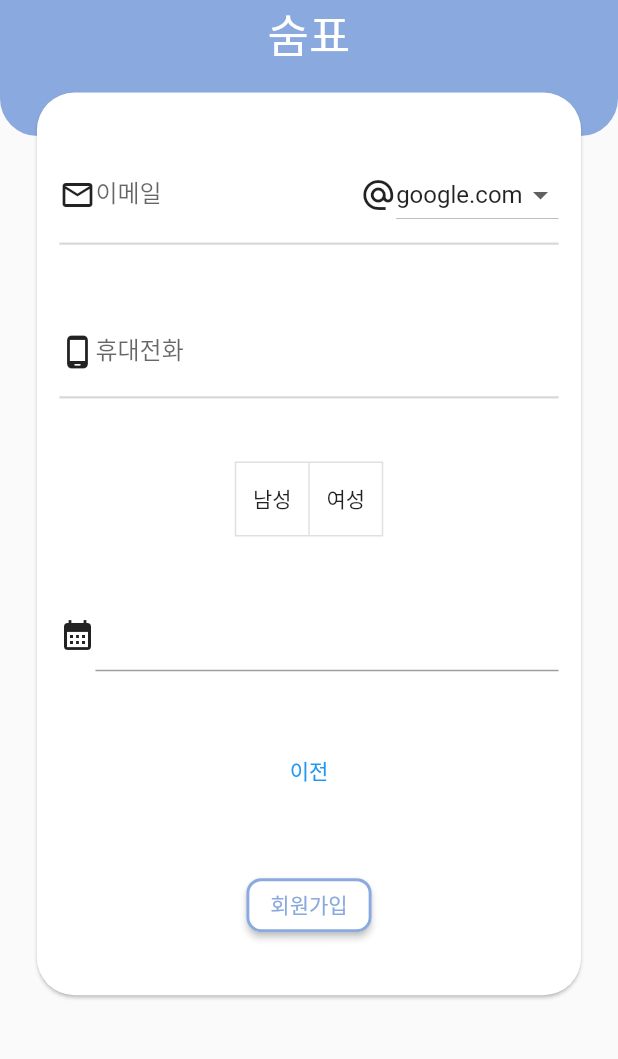
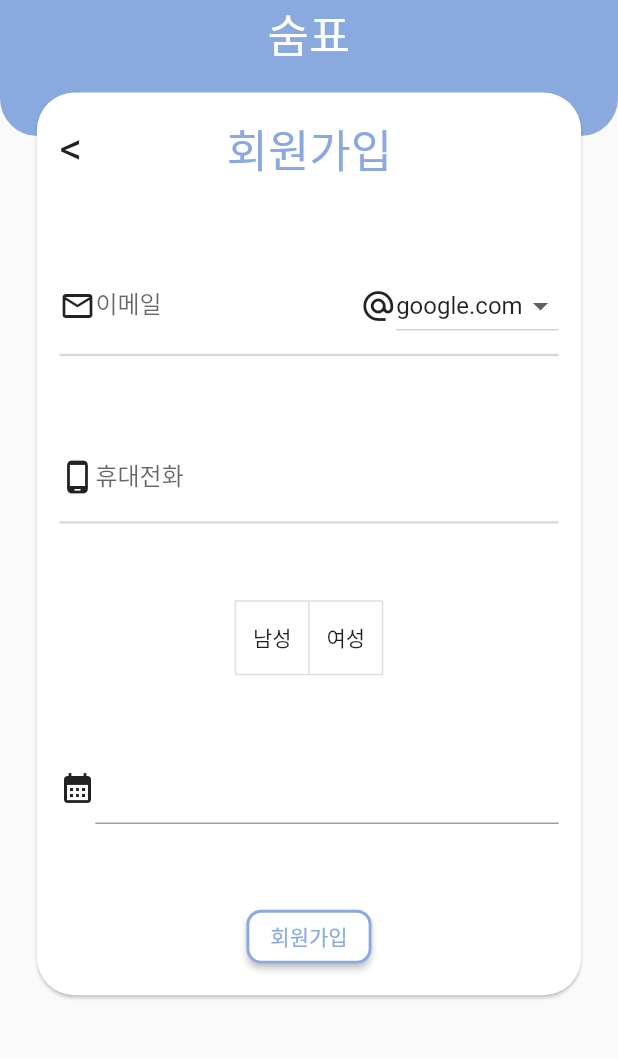
Before and after one commit to DBLabProj/sumpyo, a Flutter app: the signUpPage screen opened directly, after a tap on "다음", on a phone screen of 412 x 824 dp, the part 173-1232 px from its top. Run offline on Flutter 3.47's test engine with Material 2 defaults, Android fonts, the light colour scheme and no system bars; our stand-ins replace awesome_bottom_bar, fluttertoast, google_fonts, table_calendar; missing offline and left inert: multi_masked_formatter, sliding_up_panel2.

Commit message:
signup implemention

```diff
--- a/lib/models/user.dart
+++ b/lib/models/user.dart
@@ -5,7 +5,7 @@ class User {
   String user_phone;
   String user_passwd;
   String user_gender;
-  String user_age;
+  DateTime user_age;
 
   User(
     this.user_id,
@@ -23,5 +23,7 @@ class User {
         'user_email': user_email,
         'user_phone': user_phone,
         'user_passwd': user_passwd,
+        'user_gender': user_gender,
+        'user_birthday': user_age,
       };
 }
--- a/lib/screens/signup_screen.dart
+++ b/lib/screens/signup_screen.dart
@@ -22,13 +22,18 @@ class _signUppageState extends State<signUpPage> {
   var formKey = GlobalKey<FormState>();
   bool isSecondPage = false;
   var userNameController = TextEditingController();
-  var domainName = '';
+  var domainName = 'google.com';
   var emailController = TextEditingController();
   var phoneController = TextEditingController();
-  var passwordController = TextEditingController();
-  var passwordCheckController = TextEditingController();
+  var pwController = TextEditingController();
+  var pwCheckController = TextEditingController();
   var ageController = TextEditingController();
+  var birthdayController = DateTime.now();
   var genderController = '';
+
+  changeBrithday(DateTime birthday) {
+    birthdayController = birthday;
+  }
 
   changeGender(int index) {
     if (index == 0) {
@@ -42,7 +47,12 @@ class _signUppageState extends State<signUpPage> {
     }
   }
 
-  changeDomain() {}
+  changeDomain(String domain) {
+    setState(() {
+      domainName = domain;
+      saveInfo();
+    });
+  }
 
   changePage() {
     setState(() {
@@ -78,30 +88,31 @@ class _signUppageState extends State<signUpPage> {
       userNameController.text.trim(),
       '${emailController.text.trim()}@${domainName.trim()}',
       phoneController.text.trim(),
-      passwordController.text.trim(),
+      pwController.text.trim(),
       genderController,
-      ageController.text.trim(),
+      birthdayController,
     );
-    try {
-      var res =
-          await http.post(Uri.parse(API.signUp), body: userModel.toJson());
-      if (res.statusCode == 200) {
-        var resSignup = jsonDecode(res.body);
-        if (resSignup['success'] == true) {
-          Fluttertoast.showToast(msg: 'Signup successfully');
-          setState(() {
-            userNameController.clear();
-            emailController.clear();
-            passwordController.clear();
-          });
-        } else {
-          Fluttertoast.showToast(msg: 'Error occurred. Please try again');
-        }
-      }
-    } catch (e) {
-      print(e.toString());
-      Fluttertoast.showToast(msg: e.toString());
-    }
+    print(userModel.toJson());
+    // try {
+    //   var res =
+    //       await http.post(Uri.parse(API.signUp), body: userModel.toJson());
+    //   if (res.statusCode == 200) {
+    //     var resSignup = jsonDecode(res.body);
+    //     if (resSignup['success'] == true) {
+    //       Fluttertoast.showToast(msg: 'Signup successfully');
+    //       setState(() {
+    //         userNameController.clear();
+    //         emailController.clear();
+    //         pwController.clear();
+    //       });
+    //     } else {
+    //       Fluttertoast.showToast(msg: 'Error occurred. Please try again');
+    //     }
+    //   }
+    // } catch (e) {
+    //   print(e.toString());
+    //   Fluttertoast.showToast(msg: e.toString());
+    // }
   }
 
   @override
@@ -142,12 +153,18 @@ class _signUppageState extends State<signUpPage> {
                         child: isSecondPage
                             ? secondPage(
                                 emailController: emailController,
-                                domainName: domainName,
+                                changeDomain: changeDomain,
                                 changeGender: changeGender,
                                 changePage: changePage,
+                                domain: domainName,
+                                changeBrithday: changeBrithday,
+                                phoneController: phoneController,
                               )
                             : firstPage(
                                 changePage: changePage,
+                                idController: userNameController,
+                                pwCheckController: pwController,
+                                pwController: pwCheckController,
                               ),
                       ),
                     ),
@@ -164,8 +181,10 @@ class _signUppageState extends State<signUpPage> {
 
 // 회원가입 제출
 class submitSignUp extends StatelessWidget {
-  const submitSignUp({
+  String domain;
+  submitSignUp({
     super.key,
+    required this.domain,
   });
 
   @override
@@ -183,6 +202,7 @@ class submitSignUp extends StatelessWidget {
       onPressed: () {
         // Navigator.push((context),
         // MaterialPageRoute(builder: (context) => const signUpPage()));
+        print(domain);
       },
       child: Text(
         '회원가입',
@@ -197,11 +217,11 @@ class submitSignUp extends StatelessWidget {
 // 이메일
 class emailTextbox extends StatefulWidget {
   var emailController;
-  String domainName;
+  Function changeDomain;
   emailTextbox({
     super.key,
     required this.emailController,
-    this.domainName = 'google.com',
+    required this.changeDomain,
   });
 
   @override
@@ -245,7 +265,7 @@ class _emailTextboxState extends State<emailTextbox> {
             onChanged: (value) {
               setState(() {
                 _selectedValue = value!;
-                widget.domainName = value;
+                widget.changeDomain(value);
               });
             },
           ),
@@ -257,7 +277,8 @@ class _emailTextboxState extends State<emailTextbox> {
 
 // 전화번호
 class phoneTextbox extends StatefulWidget {
-  const phoneTextbox({super.key});
+  TextEditingController phoneController;
+  phoneTextbox({super.key, required this.phoneController});
 
   @override
   State<phoneTextbox> createState() => _phoneTextboxState();
@@ -277,6 +298,7 @@ class _phoneTextboxState extends State<phoneTextbox> {
           const Icon(Icons.phone_android_rounded),
           Flexible(
               child: TextField(
+            controller: widget.phoneController,
             inputFormatters: [
               MultiMaskedTextInputFormatter(
                   masks: ['xxx-xxxx-xxxx', 'xxx-xxx-xxxx'], separator: '-'),
@@ -331,7 +353,8 @@ class _genderSelectButtonState extends State<genderSelectButton> {
 
 // 생일
 class brithdaySelector extends StatefulWidget {
-  const brithdaySelector({super.key});
+  Function changeBrithday;
+  brithdaySelector({super.key, required this.changeBrithday});
 
   @override
   State<brithdaySelector> createState() => _brithdaySelectorState();
@@ -340,22 +363,23 @@ class brithdaySelector extends StatefulWidget {
 class _brithdaySelectorState extends State<brithdaySelector> {
   DateTime brithday = DateTime.now();
   String _selectedDate = '';
-  DateTime _selectedDate2 = DateTime.now();
   Future _selectDate(BuildContext context) async {
+    var parent = context.findAncestorStateOfType();
+    print(parent);
     final DateTime? selected = await showDatePicker(
       // locale: const Locale('ko', 'KO'),
       context: context,
       initialDate:
           // _selectedDate == '' ? DateTime.now() : DateTime(_selectedDate),
-          _selectedDate2,
+          brithday,
       firstDate: DateTime(1900),
       lastDate: DateTime.now(),
     );
     if (selected != null) {
       setState(() {
-        _selectedDate2 = selected;
+        brithday = selected;
         _selectedDate = (DateFormat('yyyy-MM-dd')).format(selected);
-        print(_selectedDate);
+        widget.changeBrithday(brithday);
       });
     }
   }
@@ -379,7 +403,16 @@ class _brithdaySelectorState extends State<brithdaySelector> {
 
 class firstPage extends StatefulWidget {
   Function changePage;
-  firstPage({super.key, required this.changePage});
+  TextEditingController idController;
+  TextEditingController pwController;
+  TextEditingController pwCheckController;
+  firstPage({
+    super.key,
+    required this.changePage,
+    required this.idController,
+    required this.pwController,
+    required this.pwCheckController,
+  });
 
   @override
   State<firstPage> createState() => _firstPageState();
@@ -401,14 +434,17 @@ class _firstPageState extends State<firstPage> {
         loginTextbox(
           icon: const Icon(Icons.account_circle_outlined),
           dataType: '아이디',
+          controller: widget.idController,
         ),
         loginTextbox(
           icon: const Icon(Icons.key),
           dataType: '비밀번호',
+          controller: widget.pwController,
         ),
         loginTextbox(
           icon: const Icon(Icons.key),
           dataType: '비밀번호 확인',
+          controller: widget.pwCheckController,
         ),
         TextButton(
           onPressed: () {
@@ -416,34 +452,28 @@ class _firstPageState extends State<firstPage> {
           },
           child: const Text('다음'),
         ),
-        // emailTextbox(
-        //   emailController: emailController,
-        //   domainName: domainName,
-        // ),
-        // const phoneTextbox(),
-        // genderSelectButton(
-        //   genderChange: changeGender,
-        // ),
-        // const brithdaySelector(),
-        // submitSignUp(
-        //   gender: genderController,
-        // )
       ],
     );
   }
 }
 
 class secondPage extends StatefulWidget {
-  String domainName;
+  String domain;
+  Function changeDomain;
   TextEditingController emailController;
   Function changeGender;
   Function changePage;
+  Function changeBrithday;
+  TextEditingController phoneController;
   secondPage({
     super.key,
     required this.emailController,
-    required this.domainName,
+    required this.changeDomain,
     required this.changeGender,
     required this.changePage,
+    required this.domain,
+    required this.changeBrithday,
+    required this.phoneController,
   });
 
   @override
@@ -454,23 +484,50 @@ class _secondPageState extends State<secondPage> {
   @override
   Widget build(BuildContext context) {
     return Column(
-      mainAxisAlignment: MainAxisAlignment.spaceAround,
+      mainAxisAlignment: MainAxisAlignment.spaceBetween,
       children: [
+        Row(
+          mainAxisAlignment: MainAxisAlignment.spaceBetween,
+          children: [
+            GestureDetector(
+              onTap: () => widget.changePage(),
+              child: const Text(
+                '<',
+                style: TextStyle(
+                  fontSize: 30,
+                  fontWeight: FontWeight.w400,
+                ),
+              ),
+            ),
+            Text(
+              '회원가입',
+              style: TextStyle(
+                  fontSize: 30,
+                  fontWeight: FontWeight.w300,
+                  color: Theme.of(context).primaryColor),
+            ),
+            const Text(
+              '  ',
+              style: TextStyle(
+                fontSize: 30,
+              ),
+            ),
+          ],
+        ),
         emailTextbox(
           emailController: widget.emailController,
-          domainName: widget.domainName,
+          changeDomain: widget.changeDomain,
         ),
-        const phoneTextbox(),
+        phoneTextbox(
+          phoneController: widget.phoneController,
+        ),
         genderSelectButton(
           genderChange: widget.changeGender,
         ),
-        const brithdaySelector(),
-        TextButton(
-            onPressed: () {
-              widget.changePage();
-            },
-            child: const Text('이전')),
-        const submitSignUp()
+        brithdaySelector(changeBrithday: widget.changeBrithday),
+        submitSignUp(
+          domain: widget.domain,
+        )
       ],
     );
   }
--- a/lib/widgets/loginWidget.dart
+++ b/lib/widgets/loginWidget.dart
@@ -43,7 +43,12 @@ class loginBackground extends StatelessWidget {
 class loginTextbox extends StatefulWidget {
   Icon icon;
   String dataType;
-  loginTextbox({super.key, required this.icon, required this.dataType});
+  TextEditingController controller;
+  loginTextbox(
+      {super.key,
+      required this.icon,
+      required this.dataType,
+      required this.controller});
 
   @override
   State<loginTextbox> createState() => _loginTextboxState();
@@ -62,7 +67,8 @@ class _loginTextboxState extends State<loginTextbox> {
         children: [
           widget.icon,
           Flexible(
-            child: TextField(
+            child: TextFormField(
+              controller: widget.controller,
               obscureText: widget.dataType != '아이디' ? true : false,
               decoration: InputDecoration(
                   labelText: widget.dataType, border: InputBorder.none),
```
Also changed, not shown: lib/screens/login_screen.dart (+10 -3 lines).
